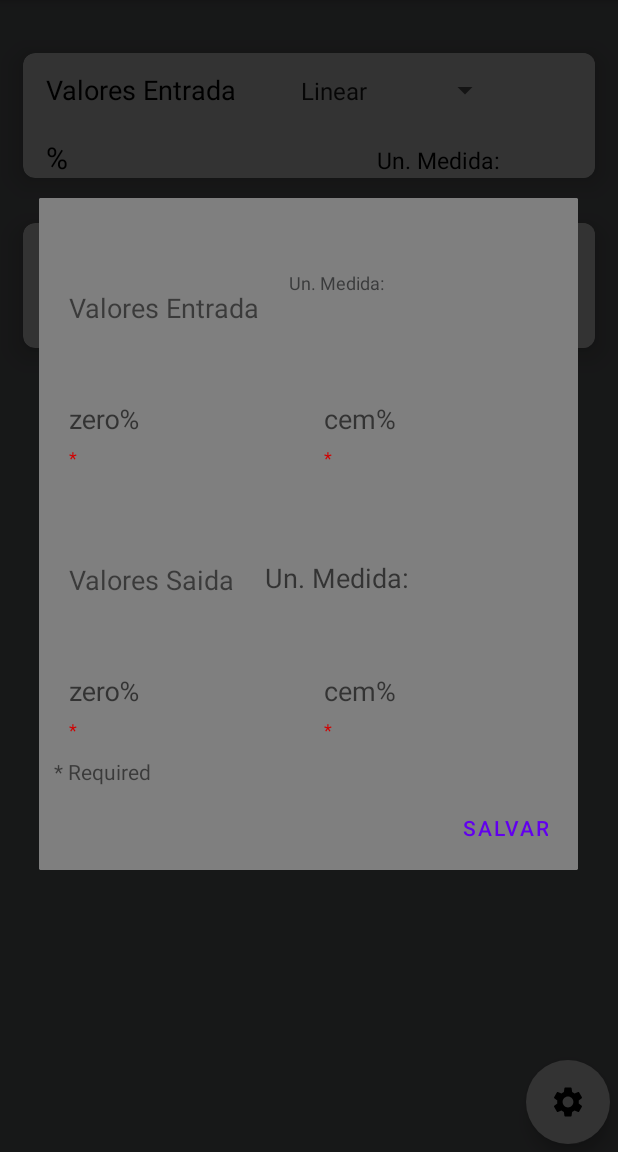
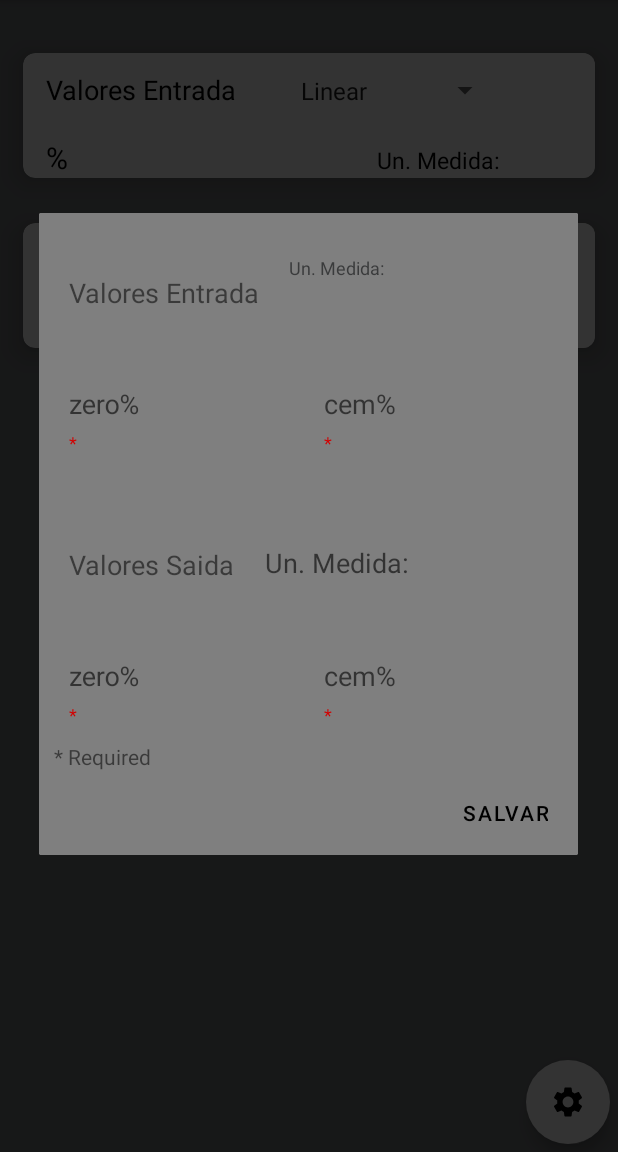
Before and after one commit to igor96SS/CalculoSinais, an Android app: the screen it shows after launch (MainActivity), after a tap on "Config Values", on a phone screen of 412 x 824 dp, the part 84-1236 px from its top. Run offline under Robolectric (Android 15) with nearby library versions, the phone set to English and light mode, and no system bars.

Commit message:
style to change alert dialog button color, and remove top space

```diff
--- a/app/src/main/res/layout/layout_config_dialog.xml
+++ b/app/src/main/res/layout/layout_config_dialog.xml
@@ -11,7 +11,7 @@
         android:layout_width="match_parent"
         android:layout_height="wrap_content"
         android:orientation="horizontal"
-        android:layout_marginTop="50dp">
+        android:layout_marginTop="30dp">
 
         <TextView
             android:layout_width="wrap_content"
--- a/app/src/main/res/values/styles.xml
+++ b/app/src/main/res/values/styles.xml
@@ -19,6 +19,7 @@
         <item name="android:background">@color/grey</item>
         <item name="android:buttonBarNegativeButtonStyle">@style/NegativeButtonStyle</item>
         <item name="android:buttonBarPositiveButtonStyle">@style/PositiveButtonStyle</item>
+        <item name="buttonBarButtonStyle">@style/Widget.AppCompat.Button.ButtonBar.AlertDialog</item>
     </style>
 
     <style name="NegativeButtonStyle" parent="Widget.AppCompat.Button.ButtonBar.AlertDialog">
@@ -29,5 +30,9 @@
         <item name="android:textColor">@color/black</item>
     </style>
 
+    <style name="Widget.AppCompat.Button.ButtonBar.AlertDialog" parent="Widget.MaterialComponents.Button.TextButton.Dialog">
+        <item name="android:textColor">@color/black</item>
+    </style>
+
 
 </resources>
```
